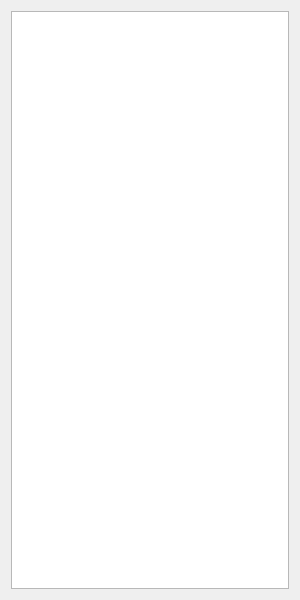
VisIVOLab/ViaLacteaVisualAnalytics, file Code/ui/VLKBInventoryTree.ui: the form before one commit.
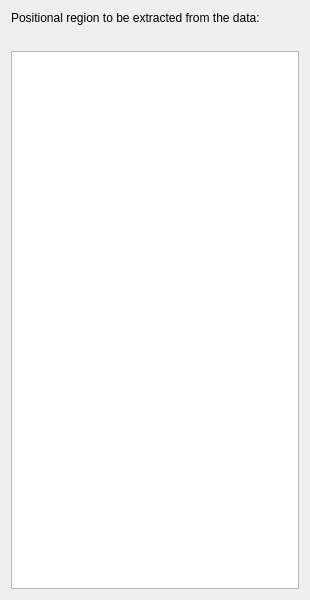
The form after the commit.

```diff
--- a/Code/ui/VLKBInventoryTree.ui
+++ b/Code/ui/VLKBInventoryTree.ui
@@ -6,7 +6,7 @@
    <rect>
     <x>0</x>
     <y>0</y>
-    <width>300</width>
+    <width>310</width>
     <height>600</height>
    </rect>
   </property>
@@ -14,6 +14,20 @@
    <string>VLKB Inventory</string>
   </property>
   <layout class="QVBoxLayout" name="verticalLayout">
+   <item>
+    <widget class="QLabel" name="label">
+     <property name="text">
+      <string>Positional region to be extracted from the data:</string>
+     </property>
+    </widget>
+   </item>
+   <item>
+    <widget class="QLabel" name="labelPos">
+     <property name="text">
+      <string/>
+     </property>
+    </widget>
+   </item>
    <item>
     <widget class="QTreeView" name="treeView">
      <property name="editTriggers">
```
